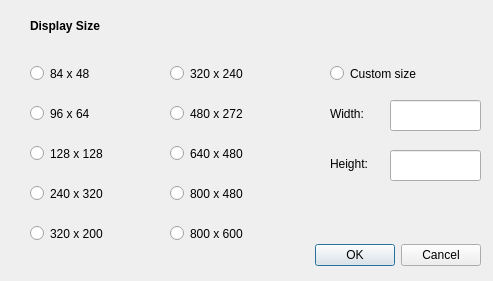
The window that setsize.ui (aroyer-qc/GUI_Builder) describes before a commit, drawn with Qt 5.
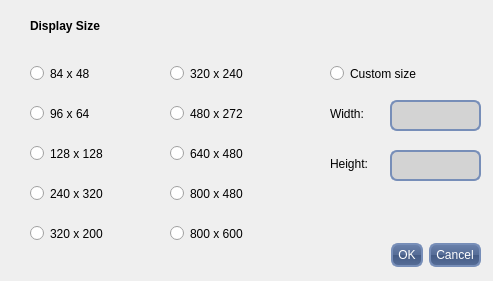
The same window after the commit. Icons and pictures are not drawn.

What changed in the file:
```diff
--- a/setsize.ui
+++ b/setsize.ui
@@ -14,37 +14,9 @@
    <string>Dialog</string>
   </property>
   <property name="styleSheet">
-   <string notr="true">/*
-QDialog {
-	background-image: url(:/Images/Marble.jpg);
-}
-
-QLabel{
-font: bold &quot;Ubuntu&quot;;
-font-size: 12px;
-color: lightgray;
-}
-
-QRadioButton{
-font:  bold &quot;Ubuntu&quot;;
-font-size:11px;
-color: lightgray;
-}
-
-QRadioButton::indicator::checked{
-background: url(:/Images/Ressource/check-marks_check.png);
-width: 33;
-height: 26;
-}
-
-QRadioButton::indicator:unchecked{
-background: url(:/Images/Ressource/check-marks_uncheck.png);
-width: 33;
-height: 26;
-}
-
+   <string notr="true">
 QPushButton {
-color: #DFD;
+color: white;
 background-color: QLinearGradient( x1: 0, y1: 0, x2: 0, y2: 1,  stop: 0 #6B82AC, stop: 0.49 #566D97, stop: 0.5 #445B85, stop: 1 #566D97);
 border-width: 2px;
 border-color: #778EB8;
@@ -64,8 +36,7 @@
 border-style: solid;
 border-radius: 7;
 }
-
-*/</string>
+</string>
   </property>
   <widget class="QDialogButtonBox" name="buttonBox">
    <property name="geometry">
```
Left out of the diff: 1 changed line with no effect on the pictures.
